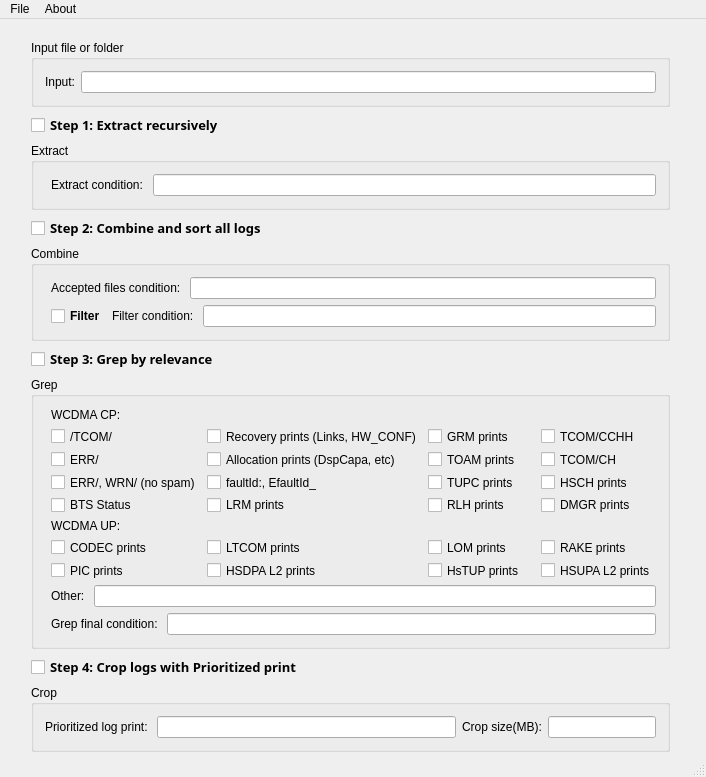
Before: the Qt Designer form WcdmaTools/WcdmaTools/src/WcdmaTools.ui in aprgproject/aprg, drawn with Qt 5.
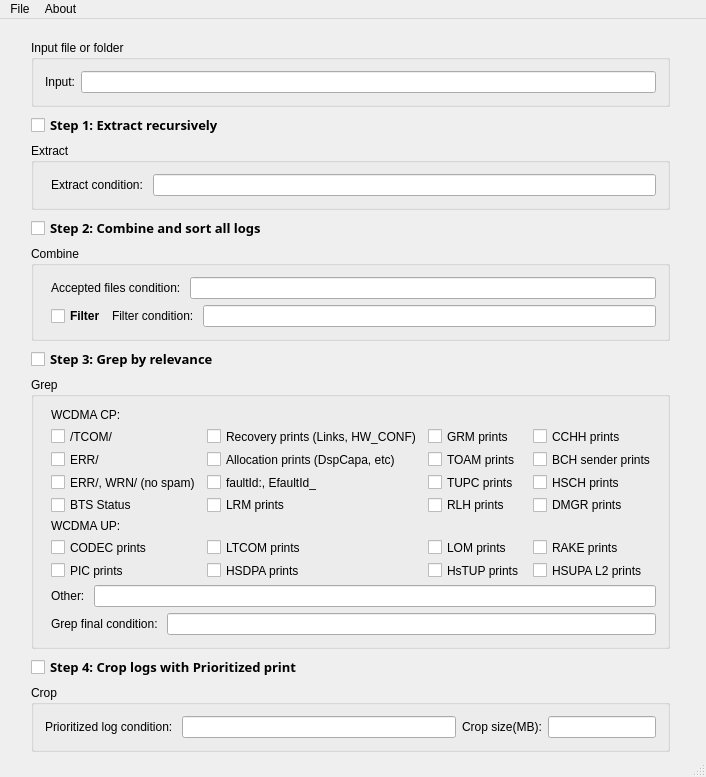
After: the same form once the commit is applied.

Patch:
```diff
--- a/WcdmaTools/WcdmaTools/src/WcdmaTools.ui
+++ b/WcdmaTools/WcdmaTools/src/WcdmaTools.ui
@@ -250,7 +250,7 @@
             <item row="3" column="3">
              <widget class="QCheckBox" name="cchhSdl">
               <property name="text">
-               <string>TCOM/CH</string>
+               <string>BCH sender prints</string>
               </property>
              </widget>
             </item>
@@ -313,7 +313,7 @@
             <item row="2" column="3">
              <widget class="QCheckBox" name="cchh">
               <property name="text">
-               <string>TCOM/CCHH</string>
+               <string>CCHH prints</string>
               </property>
              </widget>
             </item>
@@ -369,7 +369,7 @@
             <item row="8" column="1">
              <widget class="QCheckBox" name="hsdpal2">
               <property name="text">
-               <string>HSDPA L2 prints</string>
+               <string>HSDPA prints</string>
               </property>
              </widget>
             </item>
@@ -448,7 +448,7 @@
           <item>
            <widget class="QLabel" name="label_2">
             <property name="text">
-             <string>Prioritized log print: </string>
+             <string>Prioritized log condition: </string>
             </property>
            </widget>
           </item>
```
Left out of the diff: 115 changed lines with no effect on the pictures.
